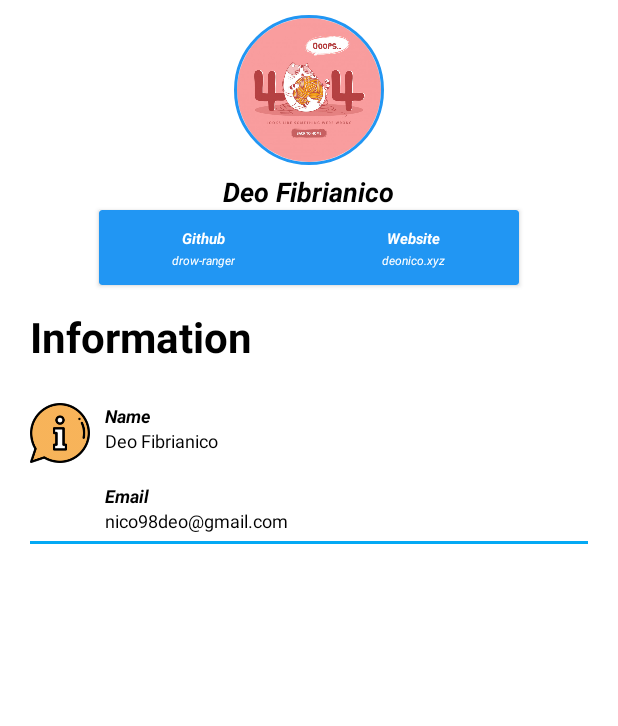
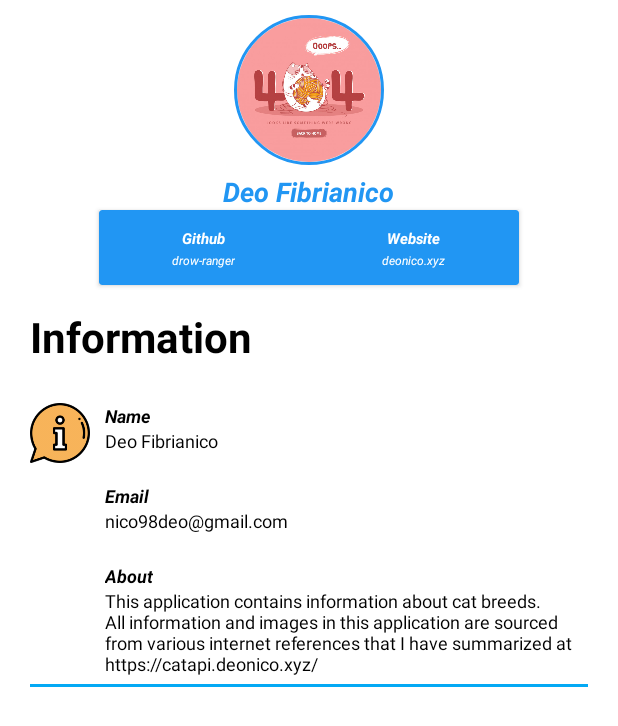
Before and after one commit to drow-ranger/CATS-Wiki, an Android app: the ProfileActivity screen opened directly, with no data from a screen before it, on a phone screen of 412 x 824 dp. Shown: the top 726 px of the screen. Run offline under Robolectric (Android 15) with nearby library versions, the phone set to English and light mode, and no system bars; our stand-ins replace ButterKnife, CircleImageView, Picasso; network calls fail; pictures from the network do not load.

Commit message:
connected with catapi online

```diff
--- a/app/src/main/java/xyz/deonico/catswiki/activity/ProfileActivity.java
+++ b/app/src/main/java/xyz/deonico/catswiki/activity/ProfileActivity.java
@@ -50,7 +50,7 @@ public class ProfileActivity extends AppCompatActivity {
         getSupportActionBar().setDisplayHomeAsUpEnabled(true);
         getSupportActionBar().setDisplayShowHomeEnabled(true);
 
-        String base_image_url = "http://10.10.101.30:3000/img/profile/";
+        String base_image_url = "https://catapi.deonico.xyz/img/profile/";
         String base_github_url = "https://github.com/";
         String base_domain_url = "https://deonico.xyz";
 
--- a/app/src/main/java/xyz/deonico/catswiki/adapter/BreedAdapter.java
+++ b/app/src/main/java/xyz/deonico/catswiki/adapter/BreedAdapter.java
@@ -49,7 +49,7 @@ public class BreedAdapter extends
     public void onBindViewHolder(ViewHolder holder, int position) {
         ResponseBreed item = list.get(position);
 
-        String base_image_url = "http://10.10.101.30:3000/img/breed/";
+        String base_image_url = "https://catapi.deonico.xyz/img/breed/";
         DateTime dateTime  = DateTime.parse(item.getCreatedAt(), DateTimeFormat.forPattern("yyyy-MM-dd'T'HH:mm:ss.SSS'Z'"));
 
         int id = item.getId();
@@ -93,7 +93,7 @@ public class BreedAdapter extends
             super(itemView);
             ButterKnife.bind(this, itemView);
 
-            ivPhoto.setOnClickListener(new View.OnClickListener() {
+            itemView.setOnClickListener(new View.OnClickListener() {
                 @Override
                 public void onClick(View v) {
                     if (listener != null) {
--- a/app/src/main/java/xyz/deonico/catswiki/api/UtilsApi.java
+++ b/app/src/main/java/xyz/deonico/catswiki/api/UtilsApi.java
@@ -1,7 +1,7 @@
 package xyz.deonico.catswiki.api;
 
 public class UtilsApi {
-    private static final String BASE_URL_API = "http://192.168.100.30:3000/api/";
+    private static final String BASE_URL_API = "https://catapi.deonico.xyz/api/";
 
     public static BaseApiService getAPIService(){
         return RetrofitClient.getClient(BASE_URL_API).create(BaseApiService.class);
--- a/app/src/main/res/layout/activity_profile.xml
+++ b/app/src/main/res/layout/activity_profile.xml
@@ -59,7 +59,7 @@
                         android:layout_marginTop="5dp"
                         android:textSize="18dp"
                         android:text="@string/my_name"
-                        android:textColor="@color/colorBlack"
+                        android:textColor="@color/colorPrimaryDark"
                         android:textStyle="bold|italic" />
 
                 </LinearLayout>
@@ -230,6 +230,30 @@
                     android:layout_below="@+id/tvEmailTitle"
                     android:text="@string/my_email" />
 
+                <TextView
+                    android:id="@+id/tvAboutTitle"
+                    android:layout_height="wrap_content"
+                    android:layout_width="wrap_content"
+                    android:layout_marginStart="10dp"
+                    android:layout_marginTop="20dp"
+                    android:textSize="12sp"
+                    android:textStyle="bold|italic"
+                    android:textColor="@color/colorBlack"
+                    android:layout_toRightOf="@+id/ivDescription"
+                    android:layout_below="@+id/tvEmail"
+                    android:text="@string/about" />
+
+                <TextView
+                    android:id="@+id/tvAbout"
+                    android:layout_height="wrap_content"
+                    android:layout_width="wrap_content"
+                    android:layout_marginStart="10dp"
+                    android:textSize="12sp"
+                    android:textColor="@color/colorBlack"
+                    android:layout_toRightOf="@+id/ivDescription"
+                    android:layout_below="@+id/tvAboutTitle"
+                    android:text="@string/about_detail" />
+
             </RelativeLayout>
 
             <View style="@style/proifleDetailsView" />
--- a/app/src/main/res/values/strings.xml
+++ b/app/src/main/res/values/strings.xml
@@ -27,4 +27,6 @@
     <string name="name">Name</string>
     <string name="my_email">nico98deo@gmail.com</string>
     <string name="email">Email</string>
+    <string name="about">About</string>
+    <string name="about_detail">This application contains information about cat breeds. All information and images in this application are sourced from various internet references that I have summarized at https://catapi.deonico.xyz/</string>
 </resources>
```
Also changed, not shown: app/src/main/java/xyz/deonico/catswiki/activity/DetailActivity.java (+6 -2 lines), 2 other files.
